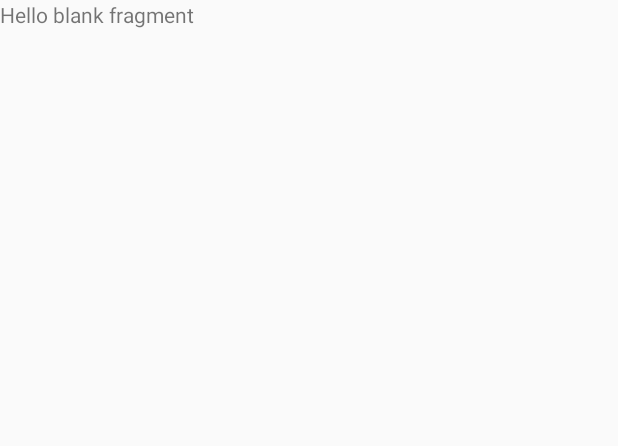
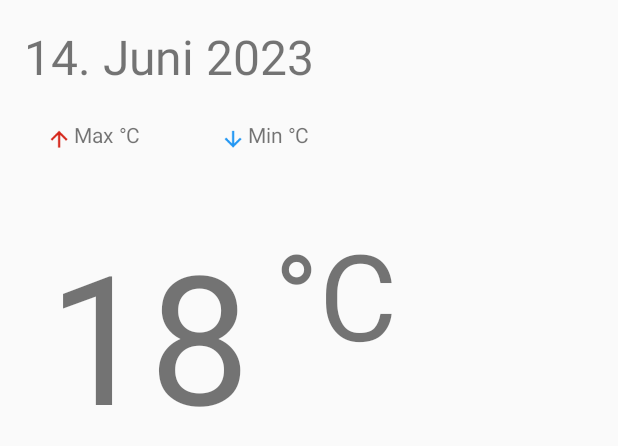
Before and after one commit to JuliaAbramenko/WeatherApp, an Android app: the layout fragment_tomorrow_weather.xml on its own in the app's theme, with its tools: preview values and no code run, on a phone screen of 412 x 824 dp. Shown: the top 446 px of the screen. Run offline under Robolectric (Android 15) with nearby library versions, the phone set to English and light mode, and no system bars; network calls fail.

Commit message:
reworked layouts and added decorating icons

```diff
--- /dev/null
+++ b/app/src/main/res/drawable/arrow_down.xml
@@ -0,0 +1,5 @@
+<vector android:height="24dp" android:tint="#000000"
+    android:viewportHeight="24" android:viewportWidth="24"
+    android:width="24dp" xmlns:android="http://schemas.android.com/apk/res/android">
+    <path android:fillColor="@android:color/white" android:pathData="M20,12l-1.41,-1.41L13,16.17V4h-2v12.17l-5.58,-5.59L4,12l8,8 8,-8z"/>
+</vector>
--- /dev/null
+++ b/app/src/main/res/drawable/arrow_up.xml
@@ -0,0 +1,5 @@
+<vector android:height="24dp" android:tint="#000000"
+    android:viewportHeight="24" android:viewportWidth="24"
+    android:width="24dp" xmlns:android="http://schemas.android.com/apk/res/android">
+    <path android:fillColor="@android:color/white" android:pathData="M4,12l1.41,1.41L11,7.83V20h2V7.83l5.58,5.59L20,12l-8,-8 -8,8z"/>
+</vector>
--- /dev/null
+++ b/app/src/main/res/drawable/ic_moon.xml
@@ -0,0 +1,5 @@
+<vector android:height="24dp" android:tint="#000000"
+    android:viewportHeight="24" android:viewportWidth="24"
+    android:width="24dp" xmlns:android="http://schemas.android.com/apk/res/android">
+    <path android:fillColor="@android:color/white" android:pathData="M12,2L4,5v6.09c0,5.05 3.41,9.76 8,10.91c4.59,-1.15 8,-5.86 8,-10.91V5L12,2zM15.97,14.41c-1.84,2.17 -5.21,2.1 -6.96,-0.07c-2.19,-2.72 -0.65,-6.72 2.69,-7.33c0.34,-0.06 0.63,0.27 0.51,0.6c-0.46,1.23 -0.39,2.64 0.32,3.86c0.71,1.22 1.89,1.99 3.18,2.2C16.05,13.72 16.2,14.14 15.97,14.41z"/>
+</vector>
--- /dev/null
+++ b/app/src/main/res/drawable/ic_sunrise.xml
@@ -0,0 +1,5 @@
+<vector android:height="24dp" android:tint="#000000"
+    android:viewportHeight="24" android:viewportWidth="24"
+    android:width="24dp" xmlns:android="http://schemas.android.com/apk/res/android">
+    <path android:fillColor="@android:color/white" android:pathData="M6.76,4.84l-1.8,-1.79 -1.41,1.41 1.79,1.79 1.42,-1.41zM4,10.5L1,10.5v2h3v-2zM13,0.55h-2L11,3.5h2L13,0.55zM20.45,4.46l-1.41,-1.41 -1.79,1.79 1.41,1.41 1.79,-1.79zM17.24,18.16l1.79,1.8 1.41,-1.41 -1.8,-1.79 -1.4,1.4zM20,10.5v2h3v-2h-3zM12,5.5c-3.31,0 -6,2.69 -6,6s2.69,6 6,6 6,-2.69 6,-6 -2.69,-6 -6,-6zM11,22.45h2L13,19.5h-2v2.95zM3.55,18.54l1.41,1.41 1.79,-1.8 -1.41,-1.41 -1.79,1.8z"/>
+</vector>
--- a/app/src/main/res/layout/fragment_tomorrow_weather.xml
+++ b/app/src/main/res/layout/fragment_tomorrow_weather.xml
@@ -1,14 +1,92 @@
 <?xml version="1.0" encoding="utf-8"?>
-<FrameLayout xmlns:android="http://schemas.android.com/apk/res/android"
-    xmlns:tools="http://schemas.android.com/tools"
-    android:layout_width="match_parent"
-    android:layout_height="match_parent"
-    tools:context=".presentation.fragments.TomorrowWeatherFragment">
+<layout xmlns:android="http://schemas.android.com/apk/res/android"
+    xmlns:app="http://schemas.android.com/apk/res-auto"
+    xmlns:tools="http://schemas.android.com/tools">
 
-    <!-- TODO: Update blank fragment layout -->
-    <TextView
+    <FrameLayout
         android:layout_width="match_parent"
         android:layout_height="match_parent"
-        android:text="@string/hello_blank_fragment" />
+        tools:context=".presentation.fragments.TomorrowWeatherFragment">
 
-</FrameLayout>
+        <androidx.constraintlayout.widget.ConstraintLayout
+            android:layout_width="match_parent"
+            android:layout_height="match_parent"
+            >
+
+            <TextView
+                android:id="@+id/tomorrowWeatherDateTitle"
+                android:layout_width="match_parent"
+                android:layout_height="wrap_content"
+                android:layout_margin="16dp"
+                android:textSize="32sp"
+                android:text="14. Juni 2023"
+                app:layout_constraintStart_toStartOf="parent"
+                app:layout_constraintTop_toTopOf="parent" />
+
+            <TextView
+                android:id="@+id/tomorrowWeatherMaxTemp"
+                android:layout_width="100dp"
+                android:layout_height="35dp"
+                android:layout_margin="16dp"
+                android:layout_marginTop="8dp"
+                android:drawableLeft="@drawable/arrow_up"
+                android:scaleX="0.7"
+                android:scaleY="0.7"
+                android:drawableTint="@color/red"
+                android:drawablePadding="2dp"
+                android:text="Max °C"
+                android:textSize="20sp"
+                app:layout_constraintStart_toStartOf="parent"
+                app:layout_constraintTop_toBottomOf="@+id/tomorrowWeatherDateTitle" />
+
+            <TextView
+                android:id="@+id/tomorrowWeatherMinTemp"
+                android:layout_width="100dp"
+                android:layout_height="35dp"
+                android:layout_margin="16dp"
+                android:layout_marginTop="16dp"
+                android:drawableLeft="@drawable/arrow_down"
+                android:scaleX="0.7"
+                android:scaleY="0.7"
+                android:drawableTint="@color/blue"
+                android:drawablePadding="2dp"
+                android:text="Min °C"
+                android:textSize="20sp"
+                app:layout_constraintStart_toEndOf="@+id/tomorrowWeatherMaxTemp"
+                app:layout_constraintTop_toBottomOf="@+id/tomorrowWeatherDateTitle" />
+
+            <TextView
+                android:id="@+id/tomorrowWeatherCurrentTemp"
+                android:layout_width="wrap_content"
+                android:layout_height="wrap_content"
+                android:layout_margin="32dp"
+                android:text="18"
+                android:textSize="120sp"
+                app:layout_constraintStart_toStartOf="parent"
+                app:layout_constraintTop_toBottomOf="@+id/tomorrowWeatherMaxTemp" />
+
+            <TextView
+                android:id="@+id/tomorrowWeatherCurrentCelsius"
+                android:layout_width="wrap_content"
+                android:layout_height="wrap_content"
+                android:layout_marginStart="16dp"
+                android:text="°C"
+                android:textSize="80sp"
+                app:layout_constraintStart_toEndOf="@+id/tomorrowWeatherCurrentTemp"
+                app:layout_constraintTop_toTopOf="@+id/tomorrowWeatherCurrentTemp" />
+
+            <ImageView
+                android:id="@+id/tomorrowWeatherIcon"
+                android:layout_width="250dp"
+                android:layout_height="250dp"
+                android:layout_marginBottom="136dp"
+                app:layout_constraintBottom_toBottomOf="parent"
+                app:layout_constraintEnd_toEndOf="parent"
+                app:layout_constraintHorizontal_bias="0.497"
+                app:layout_constraintStart_toStartOf="parent" />
+
+        </androidx.constraintlayout.widget.ConstraintLayout>
+
+    </FrameLayout>
+
+</layout>
--- a/app/src/main/res/values/colors.xml
+++ b/app/src/main/res/values/colors.xml
@@ -2,4 +2,7 @@
 <resources>
     <color name="black">#FF000000</color>
     <color name="white">#FFFFFFFF</color>
+    <color name="yellow">#FFC107</color>
+    <color name="red">#D5271B</color>
+    <color name="blue">#2196F3</color>
 </resources>
```
Also changed, not shown: app/src/main/res/layout/daily_weather_list_item.xml (+41 -7 lines), app/src/main/res/layout/fragment_today_weather.xml (+22 -2 lines).
